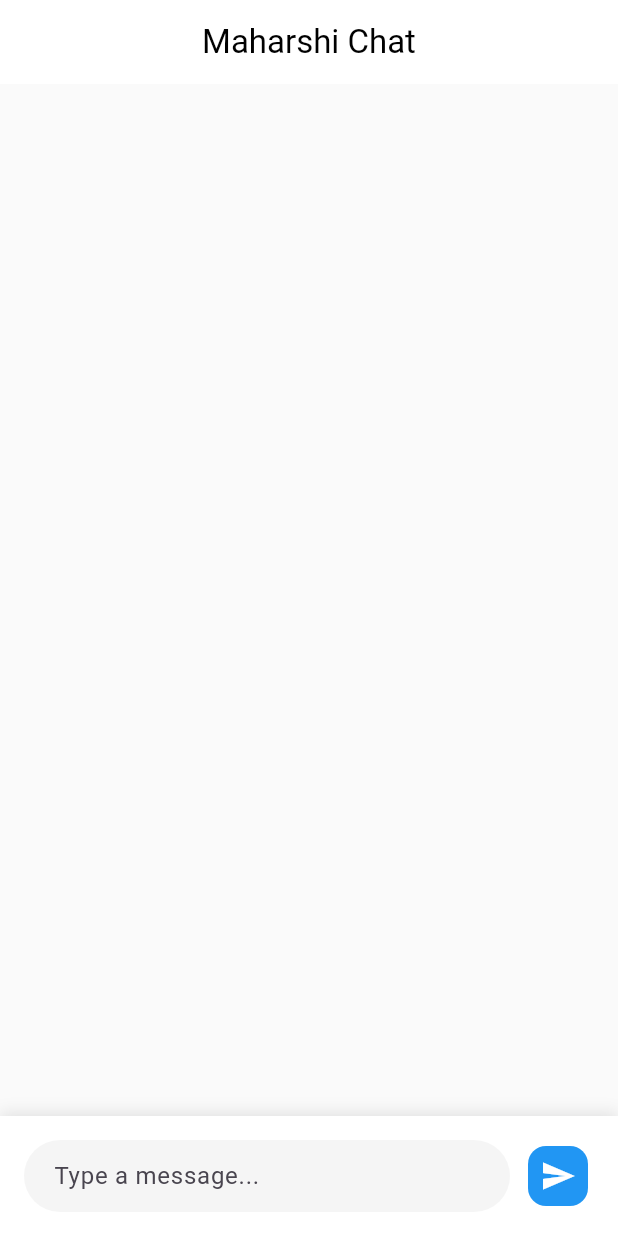
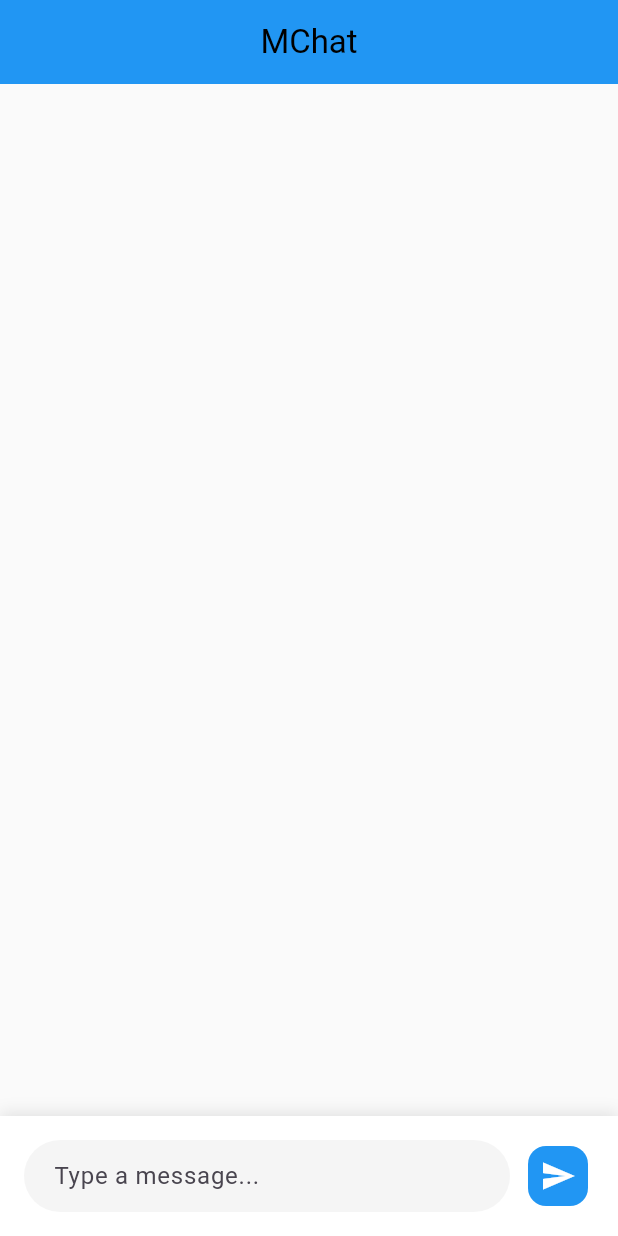
Before and after one commit to Maharshi-24/MGPT, a Flutter app: the screen it shows after launch, on a phone screen of 412 x 824 dp. Run offline on Flutter 3.47's test engine with Material 3 defaults, Android fonts, the phone set to English and light mode, and no system bars.

```diff
--- a/lib/screens/chat_screen.dart
+++ b/lib/screens/chat_screen.dart
@@ -9,7 +9,8 @@ class ChatScreen extends StatelessWidget {
   Widget build(BuildContext context) {
     return Scaffold(
       appBar: AppBar(
-        title: const Text('Maharshi Chat'),
+        title: const Text('MChat'),
+        backgroundColor: Colors.blue, // Adjust the color to match the design
       ),
       body: Column(
         children: [
```
Also changed, not shown: lib/widgets/animated_message.dart (+21 -7 lines).
